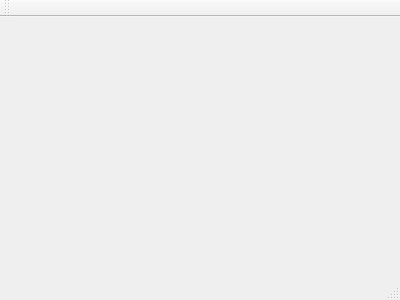
This is frontend/PZDBMainWindow.ui in vitalyos/pzdb as Qt 5 draws it before an edit. The edited form follows.
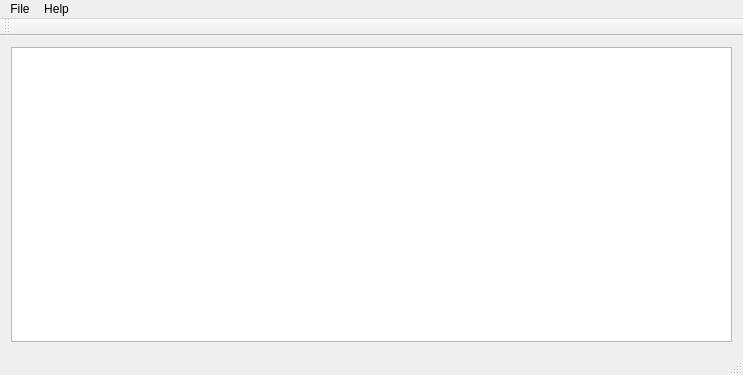
This is the edited form.

Commit message: Frontend: * tree view elem hozzáadva programhoz * elrendezésmenedzser beállítva oszloposra * menü írása elkezdve, CTRL-Q kilépés

```diff
--- a/frontend/PZDBMainWindow.ui
+++ b/frontend/PZDBMainWindow.ui
@@ -1,24 +1,66 @@
 <ui version="4.0">
  <class>PZDBMainWindow</class>
- <widget class="QMainWindow" name="PZDBMainWindow" >
-  <property name="geometry" >
+ <widget class="QMainWindow" name="PZDBMainWindow">
+  <property name="geometry">
    <rect>
     <x>0</x>
     <y>0</y>
-    <width>400</width>
-    <height>300</height>
+    <width>743</width>
+    <height>375</height>
    </rect>
   </property>
   <property name="windowTitle" >
    <string>PZDBMainWindow</string>
   </property>
-  <widget class="QMenuBar" name="menuBar" />
-  <widget class="QToolBar" name="mainToolBar" />
-  <widget class="QWidget" name="centralWidget" />
-  <widget class="QStatusBar" name="statusBar" />
+  <widget class="QWidget" name="centralWidget">
+   <layout class="QHBoxLayout" name="horizontalLayout">
+    <item>
+     <widget class="QTreeView" name="databaseStructure"/>
+    </item>
+   </layout>
+  </widget>
+  <widget class="QMenuBar" name="menuBar">
+   <property name="geometry">
+    <rect>
+     <x>0</x>
+     <y>0</y>
+     <width>743</width>
+     <height>20</height>
+    </rect>
+   </property>
+   <widget class="QMenu" name="menuHelp">
+    <property name="title">
+     <string>Help</string>
+    </property>
+   </widget>
+   <widget class="QMenu" name="menuFile">
+    <property name="title">
+     <string>File</string>
+    </property>
+    <addaction name="actionExit"/>
+   </widget>
+   <addaction name="menuFile"/>
+   <addaction name="menuHelp"/>
+  </widget>
+  <widget class="QToolBar" name="mainToolBar">
+   <attribute name="toolBarArea">
+    <enum>TopToolBarArea</enum>
+   </attribute>
+   <attribute name="toolBarBreak">
+    <bool>false</bool>
+   </attribute>
+  </widget>
+  <widget class="QStatusBar" name="statusBar"/>
+  <action name="actionExit">
+   <property name="text">
+    <string>exit</string>
+   </property>
+   <property name="shortcut">
+    <string>Ctrl+Q</string>
+   </property>
+  </action>
  </widget>
- <layoutDefault spacing="6" margin="11" />
- <pixmapfunction></pixmapfunction>
+ <layoutdefault spacing="6" margin="11"/>
  <resources/>
  <connections/>
 </ui>
```
Left out of the diff: 3 changed lines with no effect on the pictures. The commit also changes 5 other files.
